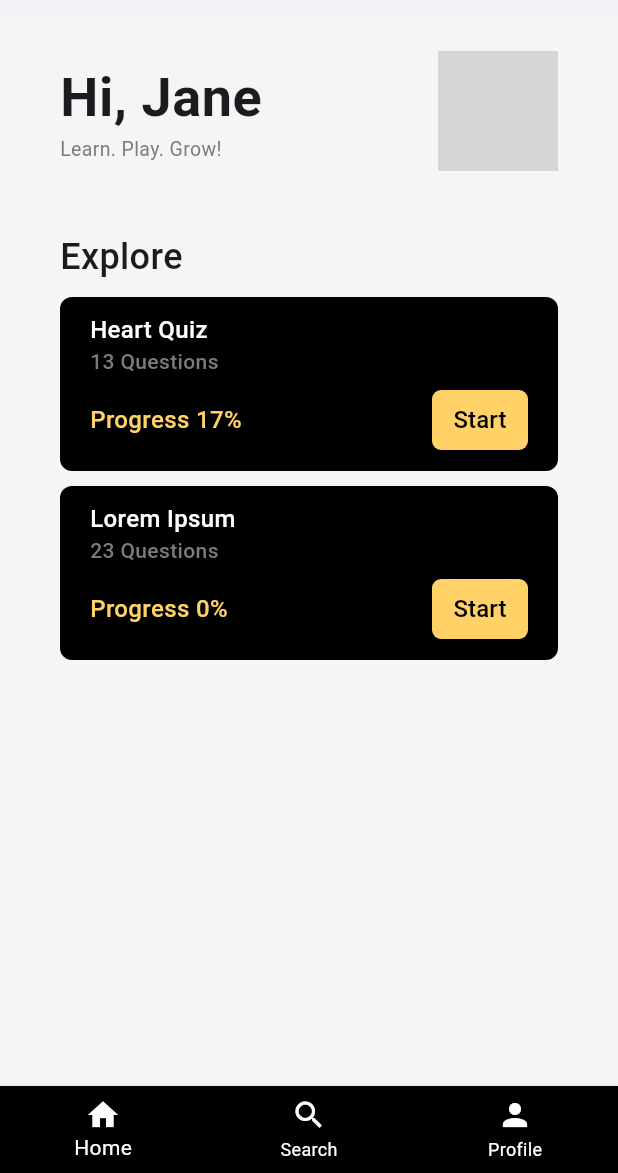
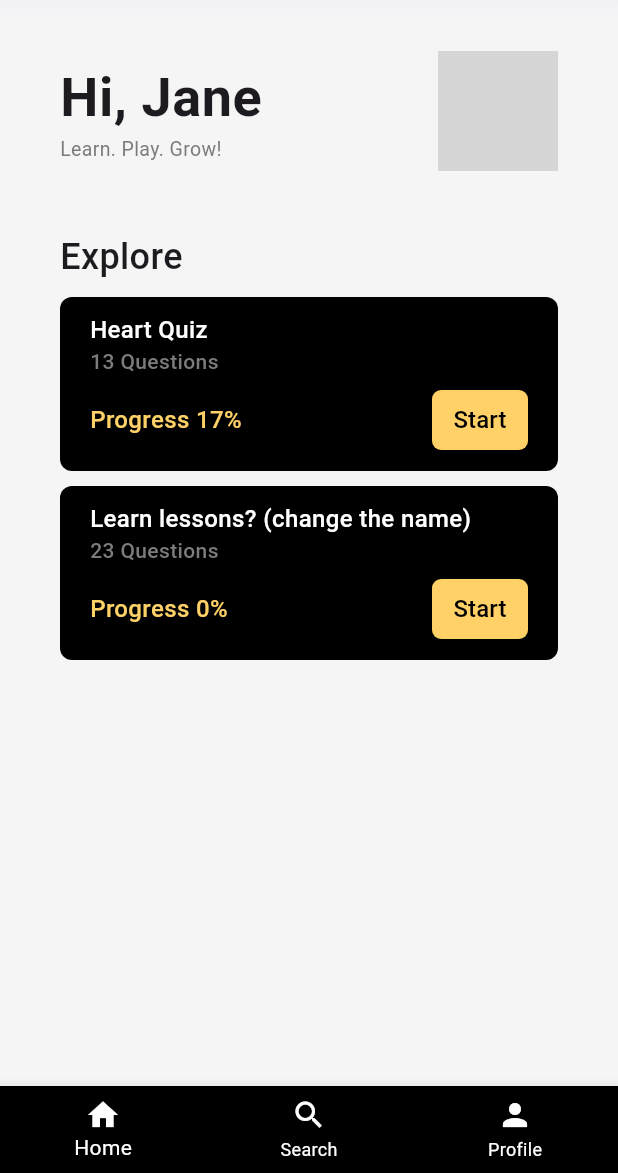
Before and after one commit to rahus12/BioAppDR, a Flutter app: the screen it shows after launch, on a phone screen of 412 x 824 dp, the part 63-1236 px from its top. Run offline on Flutter 3.47's test engine with Material 3 defaults, Android fonts, the light colour scheme and no system bars; grey boxes are pictures that could not be loaded.

Commit message:
implemented lesson thingy for katagi

```diff
--- a/lib/components/indexcard.dart
+++ b/lib/components/indexcard.dart
@@ -5,8 +5,9 @@ class IndexCard extends StatelessWidget {
   String? title = "";
   String? questions;
   String? progress;
+  String onPress;
 
-  IndexCard({super.key, this.title, this.questions, this.progress});
+  IndexCard({super.key, this.title, this.questions, this.progress, required this.onPress});
 
   @override
   Widget build(BuildContext context) {
@@ -65,7 +66,7 @@ class IndexCard extends StatelessWidget {
                           padding: const EdgeInsets.symmetric(horizontal: 5, vertical: 5)
                       ),
                       onPressed: () {
-                        Navigator.pushNamed(context, '/question');
+                        Navigator.pushNamed(context, onPress);
                       },
                       child: const Text("Start", style: TextStyle(
                         fontSize: 16,
--- a/lib/main.dart
+++ b/lib/main.dart
@@ -1,4 +1,5 @@
 import 'package:bioappdr/pages/Home.dart';
+import 'package:bioappdr/pages/lesson.dart';
 import 'package:bioappdr/pages/mcq.dart';
 import 'package:flutter/material.dart';
 import 'package:bioappdr/pages/profile_page.dart';
@@ -9,6 +10,7 @@ void main() {
     routes: {
       '/': (context) => const Home(),
       '/question': (context) => Mcq(),
+      '/lesson': (context) => Lesson()
     },
   ));
 }
--- a/lib/pages/Home.dart
+++ b/lib/pages/Home.dart
@@ -101,11 +101,13 @@ class _HomeState extends State<Home> {
               title: "Heart Quiz",
               questions: "13",
               progress: "17",
+              onPress: "/question",
             ),
             IndexCard(
-              title: "Lorem Ipsum",
+              title: "Learn lessons? (change the name)",
               questions: "23",
               progress: "0",
+              onPress: "/lesson",
             ),
           ],
         ),
```
Also changed, not shown: lib/pages/lesson.dart (added, +21 -0 lines).
